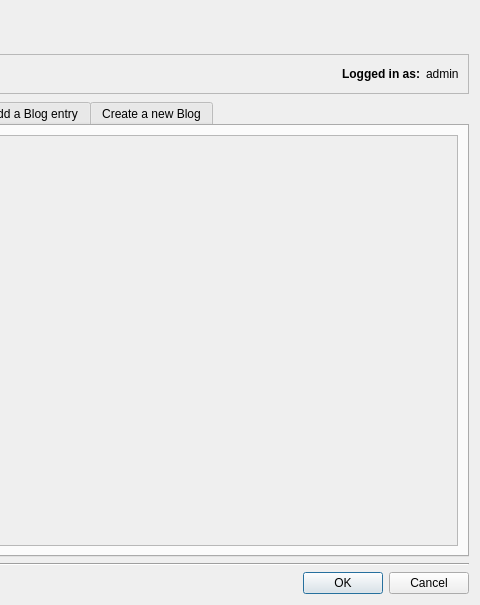
Qt form maindialog.ui (Kliszek/Qt-Blog-Application) before a commit; both pictures show x 271 to 751 and y 0 to 605 of the 751 by 605 pixel window.
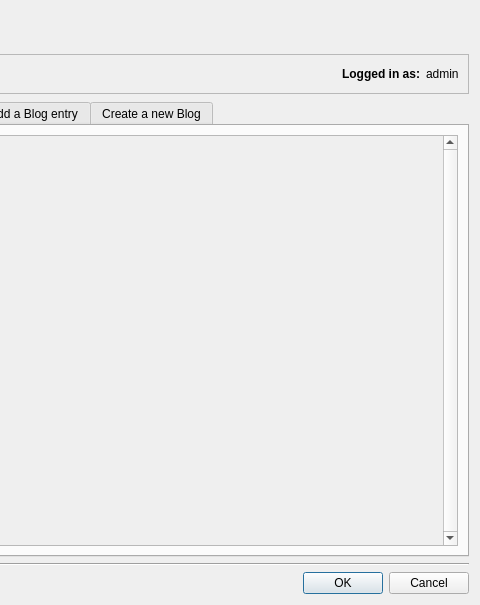
The same form after that commit. The open tabs and pages were chosen to show the change.

Commit message: Added clearInputs() and reversed the order of blog displaying

Diff of the .ui file:
```diff
--- a/maindialog.ui
+++ b/maindialog.ui
@@ -172,6 +172,12 @@
            <verstretch>0</verstretch>
           </sizepolicy>
          </property>
+         <property name="verticalScrollBarPolicy">
+          <enum>Qt::ScrollBarAlwaysOn</enum>
+         </property>
+         <property name="horizontalScrollBarPolicy">
+          <enum>Qt::ScrollBarAlwaysOff</enum>
+         </property>
          <property name="widgetResizable">
           <bool>true</bool>
          </property>
@@ -183,7 +189,7 @@
            <rect>
             <x>0</x>
             <y>0</y>
-            <width>520</width>
+            <width>503</width>
             <height>334</height>
            </rect>
           </property>
```
Left out of the diff: 7 changed lines with no effect on the pictures. The commit also changes 2 other files.
